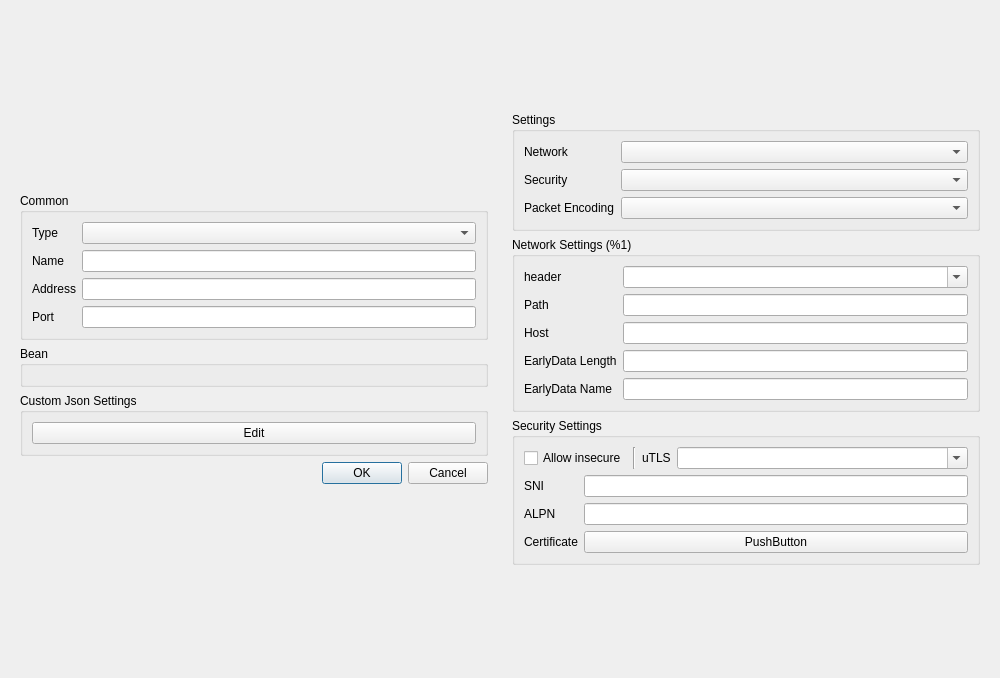
Qt form ui/edit/dialog_edit_profile.ui (MatsuriDayo/nekoray) before a commit.
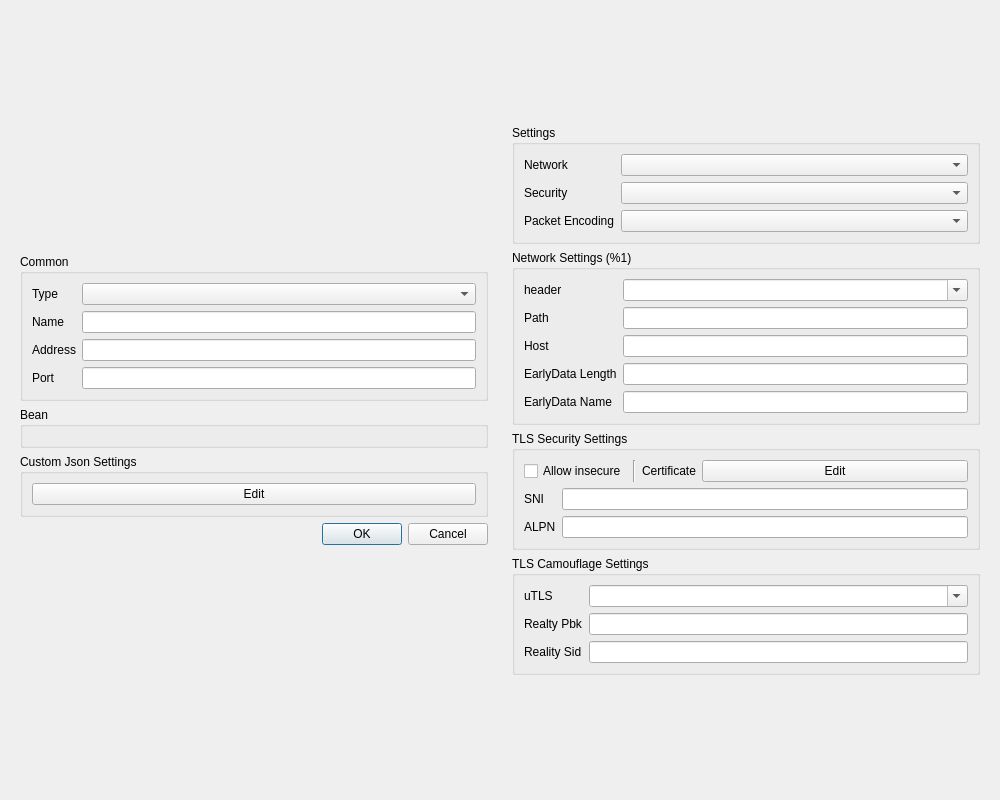
The same form after that commit. Custom widgets are drawn as their Qt base class.

Commit message: gui: reality settings

The edit to the form file:
```diff
--- a/ui/edit/dialog_edit_profile.ui
+++ b/ui/edit/dialog_edit_profile.ui
@@ -7,7 +7,7 @@
     <x>0</x>
     <y>0</y>
     <width>1000</width>
-    <height>678</height>
+    <height>800</height>
    </rect>
   </property>
   <property name="sizePolicy">
@@ -411,7 +411,7 @@
          </sizepolicy>
         </property>
         <property name="title">
-         <string>Security Settings</string>
+         <string>TLS Security Settings</string>
         </property>
         <layout class="QVBoxLayout" name="verticalLayout_2">
          <item>
@@ -440,38 +440,13 @@
             </widget>
            </item>
            <item>
-            <widget class="QLabel" name="label_2">
-             <property name="sizePolicy">
-              <sizepolicy hsizetype="Maximum" vsizetype="Preferred">
-               <horstretch>0</horstretch>
-               <verstretch>0</verstretch>
-              </sizepolicy>
-             </property>
-             <property name="text">
-              <string notr="true">uTLS</string>
-             </property>
-            </widget>
-           </item>
-           <item>
-            <widget class="QComboBox" name="utlsFingerprint">
-             <property name="editable">
-              <bool>true</bool>
-             </property>
-            </widget>
-           </item>
-          </layout>
-         </item>
-         <item>
-          <layout class="QGridLayout" name="_3">
-           <item row="2" column="1">
-            <widget class="QPushButton" name="certificate_edit">
-             <property name="text">
-              <string notr="true">PushButton</string>
-             </property>
-            </widget>
-           </item>
-           <item row="2" column="0">
             <widget class="QLabel" name="label_6">
+             <property name="sizePolicy">
+              <sizepolicy hsizetype="Maximum" vsizetype="Preferred">
+               <horstretch>0</horstretch>
+               <verstretch>0</verstretch>
+              </sizepolicy>
+             </property>
              <property name="toolTip">
               <string notr="true"/>
              </property>
@@ -480,6 +455,17 @@
              </property>
             </widget>
            </item>
+           <item>
+            <widget class="QPushButton" name="certificate_edit">
+             <property name="text">
+              <string notr="true">Edit</string>
+             </property>
+            </widget>
+           </item>
+          </layout>
+         </item>
+         <item>
+          <layout class="QGridLayout" name="_3">
            <item row="0" column="1">
             <widget class="MyLineEdit" name="sni"/>
            </item>
@@ -511,6 +497,58 @@
         </layout>
        </widget>
       </item>
+      <item>
+       <widget class="QGroupBox" name="reality_box">
+        <property name="title">
+         <string>TLS Camouflage Settings</string>
+        </property>
+        <layout class="QGridLayout" name="gridLayout_3">
+         <item row="1" column="0">
+          <widget class="QLabel" name="reality_pbk_l">
+           <property name="toolTip">
+            <string>Reality public key. If not empty, turn TLS into REALITY.</string>
+           </property>
+           <property name="text">
+            <string notr="true">Realty Pbk</string>
+           </property>
+          </widget>
+         </item>
+         <item row="2" column="0">
+          <widget class="QLabel" name="reality_sid_l">
+           <property name="text">
+            <string notr="true">Reality Sid</string>
+           </property>
+          </widget>
+         </item>
+         <item row="2" column="1">
+          <widget class="MyLineEdit" name="reality_sid"/>
+         </item>
+         <item row="1" column="1">
+          <widget class="MyLineEdit" name="reality_pbk"/>
+         </item>
+         <item row="0" column="0">
+          <widget class="QLabel" name="label_2">
+           <property name="sizePolicy">
+            <sizepolicy hsizetype="Maximum" vsizetype="Preferred">
+             <horstretch>0</horstretch>
+             <verstretch>0</verstretch>
+            </sizepolicy>
+           </property>
+           <property name="text">
+            <string notr="true">uTLS</string>
+           </property>
+          </widget>
+         </item>
+         <item row="0" column="1">
+          <widget class="QComboBox" name="utlsFingerprint">
+           <property name="editable">
+            <bool>true</bool>
+           </property>
+          </widget>
+         </item>
+        </layout>
+       </widget>
+      </item>
      </layout>
     </widget>
    </item>
```
Left out of the diff: 8 changed lines with no effect on the pictures. The commit also changes 8 other files.
